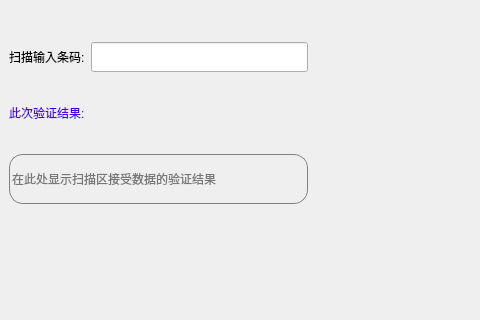
Old version of the form ui/check.ui in the repository woyuxundao/label-check; both pictures show x 0 to 480 and y 280 to 600 of the 960 by 600 pixel window.
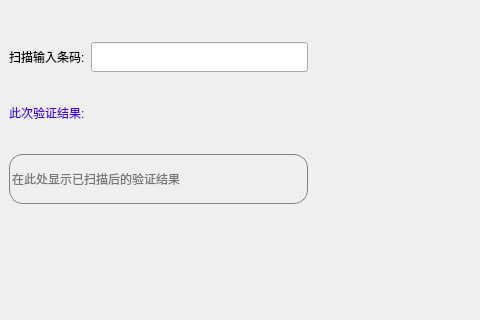
New version of the form. Icons and pictures are not drawn. Custom widgets are drawn as their Qt base class.

```diff
--- a/ui/check.ui
+++ b/ui/check.ui
@@ -399,7 +399,7 @@
           <bool>true</bool>
          </property>
          <property name="placeholderText">
-          <string>在此处显示扫描区接受数据的验证结果</string>
+          <string>在此处显示已扫描后的验证结果</string>
          </property>
          <property name="clearButtonEnabled">
           <bool>false</bool>
```
Left out of the diff: 6 changed lines with no effect on the pictures.
